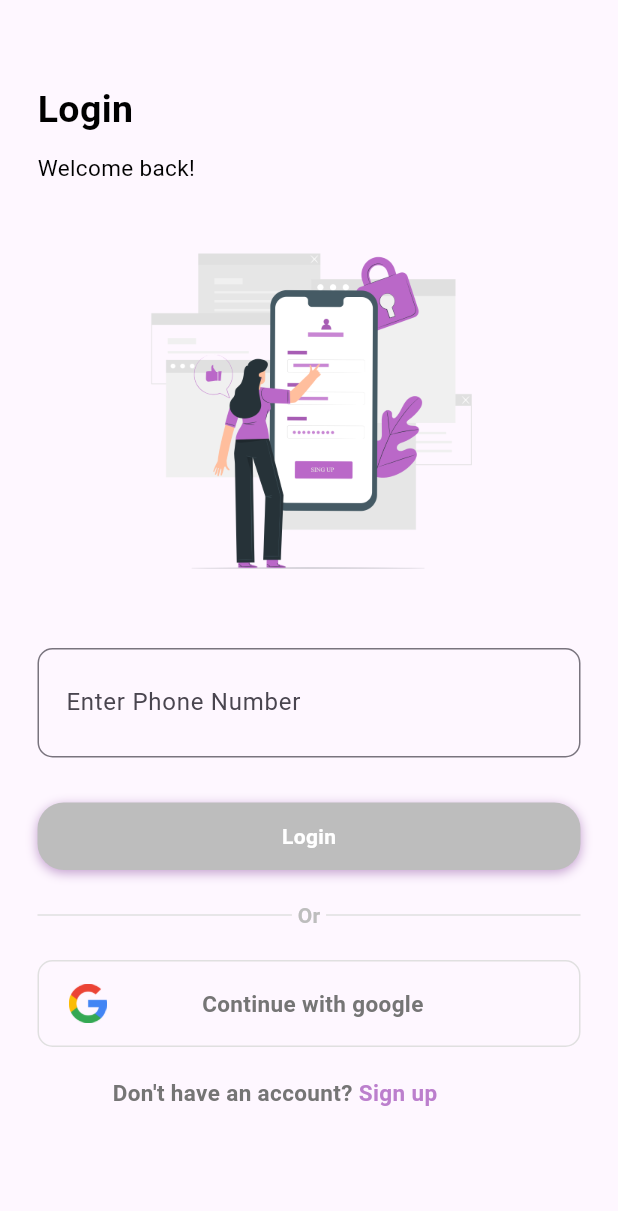
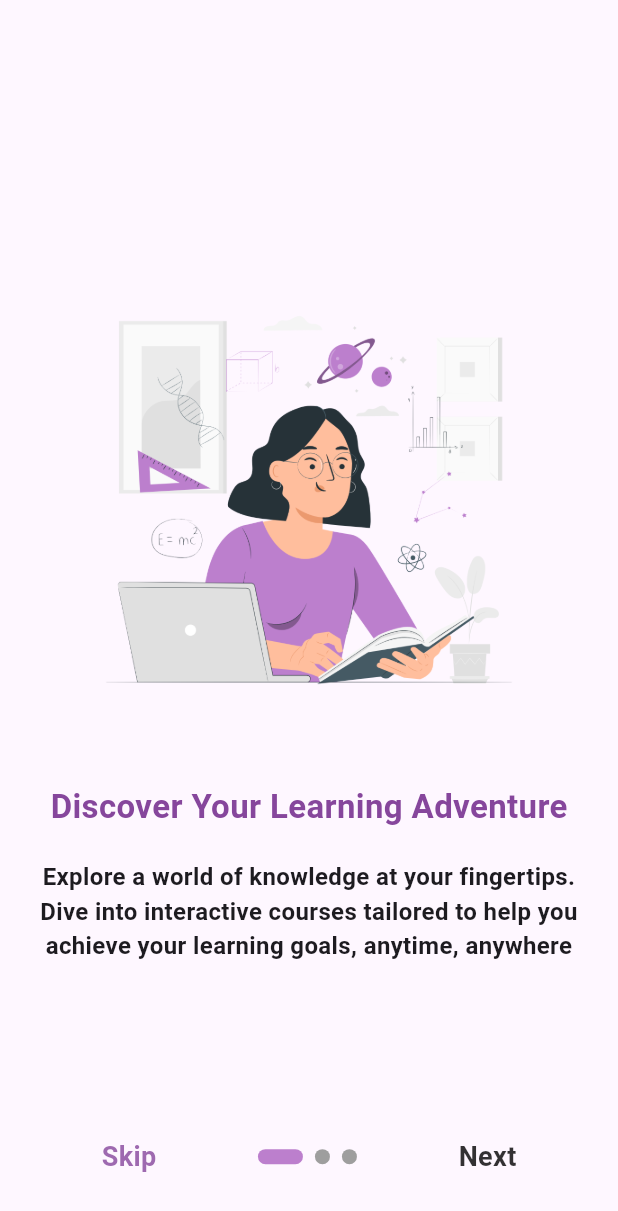
Before and after one commit to MenouraIlyes/ya9in, a Flutter app: the screen it shows after launch, on a phone screen of 412 x 824 dp. Shown: the top 1211 px of the screen. Run offline on Flutter 3.47's test engine with Material 3 defaults, Android fonts, the phone set to English and light mode, and no system bars; drawn by our look-alikes of smooth_page_indicator; our stand-ins replace cloud_firestore, country_picker, firebase_auth, firebase_core, flutter_svg, font_awesome_flutter and 5 more; missing offline and left inert: flutter_pannable_rating_bar; accounts and stored records are empty.

Commit message:
Introduction_Screens

```diff
--- a/lib/main.dart
+++ b/lib/main.dart
@@ -2,11 +2,13 @@ import 'package:firebase_auth/firebase_auth.dart';
 import 'package:firebase_core/firebase_core.dart';
 import 'package:flutter/material.dart';
 import 'package:provider/provider.dart';
+import 'package:shared_preferences/shared_preferences.dart';
 import 'package:ya9in/firebase_options.dart';
 import 'package:ya9in/providers/course_provider.dart';
 import 'package:ya9in/providers/lesson_provider.dart';
 import 'package:ya9in/providers/user_provider.dart';
 import 'package:ya9in/root_app.dart';
+import 'package:ya9in/screens/introduction_screen.dart';
 import 'package:ya9in/screens/login_screen.dart';
 import 'package:ya9in/services/phone_verification_provider.dart';
 
@@ -57,17 +59,39 @@ class MyApp extends StatelessWidget {
 class AuthWrapper extends StatelessWidget {
   @override
   Widget build(BuildContext context) {
-    return StreamBuilder<User?>(
-      stream: FirebaseAuth.instance.authStateChanges(),
+    return FutureBuilder<bool>(
+      future: _checkIntroductionSeen(),
       builder: (context, snapshot) {
         if (snapshot.connectionState == ConnectionState.waiting) {
-          return CircularProgressIndicator();
-        } else if (snapshot.hasData) {
-          return RootApp(); // User is signed in
+          return const Center(child: CircularProgressIndicator());
+        } else if (snapshot.hasData && snapshot.data == false) {
+          return IntroductionScreen();
         } else {
-          return LoginScreen(); // User is not signed in
+          return StreamBuilder<User?>(
+            stream: FirebaseAuth.instance.authStateChanges(),
+            builder: (context, snapshot) {
+              if (snapshot.connectionState == ConnectionState.waiting) {
+                return const Center(child: CircularProgressIndicator());
+              } else if (snapshot.hasData) {
+                return RootApp(); // User is signed in
+              } else {
+                return IntroductionScreen(); // User is not signed in
+              }
+            },
+          );
         }
       },
     );
   }
+
+  Future<bool> _checkIntroductionSeen() async {
+    SharedPreferences prefs = await SharedPreferences.getInstance();
+    bool seen = prefs.getBool('introductionSeen') ?? false;
+
+    if (!seen) {
+      await prefs.setBool('introductionSeen', true);
+    }
+
+    return seen;
+  }
 }
--- /dev/null
+++ b/lib/screens/introduction_screen.dart
@@ -0,0 +1,131 @@
+import 'package:flutter/material.dart';
+import 'package:smooth_page_indicator/smooth_page_indicator.dart';
+import 'package:ya9in/screens/login_screen.dart';
+import 'package:ya9in/shared/colors.dart';
+import 'package:ya9in/widgets/custom_intro.dart';
+
+class IntroductionScreen extends StatefulWidget {
+  const IntroductionScreen({super.key});
+
+  @override
+  State<IntroductionScreen> createState() => _IntroductionScreenState();
+}
+
+class _IntroductionScreenState extends State<IntroductionScreen> {
+  PageController _controller = PageController();
+
+  bool onLastPage = false;
+  @override
+  Widget build(BuildContext context) {
+    Widget getBody(BuildContext context) {
+      return Stack(
+        children: [
+          //Page view
+          PageView(
+            controller: _controller,
+            onPageChanged: (index) {
+              setState(() {
+                onLastPage = (index == 2);
+              });
+            },
+            children: [
+              // Screen 1
+              CustomIntro(
+                title: 'Discover Your Learning Adventure',
+                subtitle:
+                    'Explore a world of knowledge at your fingertips. Dive into interactive courses tailored to help you achieve your learning goals, anytime, anywhere',
+                image: 'assets/discover.png',
+              ),
+              // Screen 2
+              CustomIntro(
+                title: 'Connect with Expert Mentors',
+                subtitle:
+                    "Connect with high-quality mentors who guide you every step of the way. Find expert instructors dedicated to helping you succeed in your learning journey",
+                image: 'assets/teachers.png',
+              ),
+              // Screen 3
+              CustomIntro(
+                title: 'Track Your Progress',
+                subtitle:
+                    "Stay on top of your progress. Track your learning journey with personalized insights, milestones, and goals to ensure you're always moving forward.",
+                image: 'assets/track.png',
+              ),
+            ],
+          ),
+
+          //Dot indicators
+          Container(
+            alignment: Alignment(0, 0.90),
+            child: Row(
+              mainAxisAlignment: MainAxisAlignment.spaceEvenly,
+              children: [
+                //Skip
+                GestureDetector(
+                  onTap: () {
+                    _controller.jumpToPage(2);
+                  },
+                  child: Text(
+                    "Skip",
+                    style: TextStyle(
+                        fontSize: 18,
+                        fontWeight: FontWeight.w600,
+                        color: appPrimary.withOpacity(0.8)),
+                  ),
+                ),
+
+                // dot indicator
+                SmoothPageIndicator(
+                  controller: _controller,
+                  count: 3,
+                  effect: ExpandingDotsEffect(
+                    activeDotColor: appSecondary,
+                    dotHeight: 10,
+                    dotWidth: 10,
+                  ),
+                ),
+
+                // next or done
+                onLastPage
+                    ? GestureDetector(
+                        onTap: () {
+                          Navigator.push(
+                              context,
+                              MaterialPageRoute(
+                                builder: (context) => LoginScreen(),
+                              ));
+                        },
+                        child: Text(
+                          "Done",
+                          style: TextStyle(
+                              fontSize: 18,
+                              fontWeight: FontWeight.w600,
+                              color: Colors.black.withOpacity(0.8)),
+                        ),
+                      )
+                    : GestureDetector(
+                        onTap: () {
+                          _controller.nextPage(
+                            duration: Duration(milliseconds: 300),
+                            curve: Curves.easeIn,
+                          );
+                        },
+                        child: Text(
+                          "Next",
+                          style: TextStyle(
+                              fontSize: 18,
+                              fontWeight: FontWeight.w600,
+                              color: Colors.black.withOpacity(0.8)),
+                        ),
+                      ),
+              ],
+            ),
+          ),
+        ],
+      );
+    }
+
+    return Scaffold(
+      body: getBody(context),
+    );
+  }
+}
--- a/lib/widgets/custom_expand_card.dart
+++ b/lib/widgets/custom_expand_card.dart
@@ -1,6 +1,5 @@
 import 'package:flutter/material.dart';
 import 'package:font_awesome_flutter/font_awesome_flutter.dart';
-import 'package:smooth_page_indicator/smooth_page_indicator.dart';
 import 'package:ya9in/shared/colors.dart';
 
 class CustomExpandCard extends StatefulWidget {
--- /dev/null
+++ b/lib/widgets/custom_intro.dart
@@ -0,0 +1,46 @@
+import 'package:flutter/material.dart';
+import 'package:ya9in/shared/colors.dart';
+
+class CustomIntro extends StatelessWidget {
+  final String title;
+  final String subtitle;
+  final String image;
+
+  const CustomIntro({
+    super.key,
+    required this.title,
+    required this.subtitle,
+    required this.image,
+  });
+
+  @override
+  Widget build(BuildContext context) {
+    return Column(
+      mainAxisAlignment: MainAxisAlignment.center,
+      crossAxisAlignment: CrossAxisAlignment.center,
+      children: [
+        Container(
+          height: 300,
+          child: Image.asset(image),
+        ),
+        SizedBox(height: 40),
+        Text(
+          title,
+          style: TextStyle(
+              fontSize: 22, fontWeight: FontWeight.bold, color: appPrimary),
+        ),
+        SizedBox(
+          height: 20,
+        ),
+        Padding(
+          padding: EdgeInsets.symmetric(horizontal: 20),
+          child: Text(
+            subtitle,
+            textAlign: TextAlign.center,
+            style: TextStyle(fontSize: 16, fontWeight: FontWeight.w600),
+          ),
+        ),
+      ],
+    );
+  }
+}
--- a/pubspec.yaml
+++ b/pubspec.yaml
@@ -49,6 +49,7 @@ dependencies:
   youtube_player_flutter: ^9.0.1
   flutter_pannable_rating_bar: ^2.7.2+1
   smooth_page_indicator: ^1.2.0+3
+  shared_preferences: ^2.3.1
 
 dev_dependencies:
   flutter_test:
```
Also changed, not shown: assets/discover.png (added), assets/teachers.png (added), assets/track.png (added), pubspec.lock, 1 other file.
